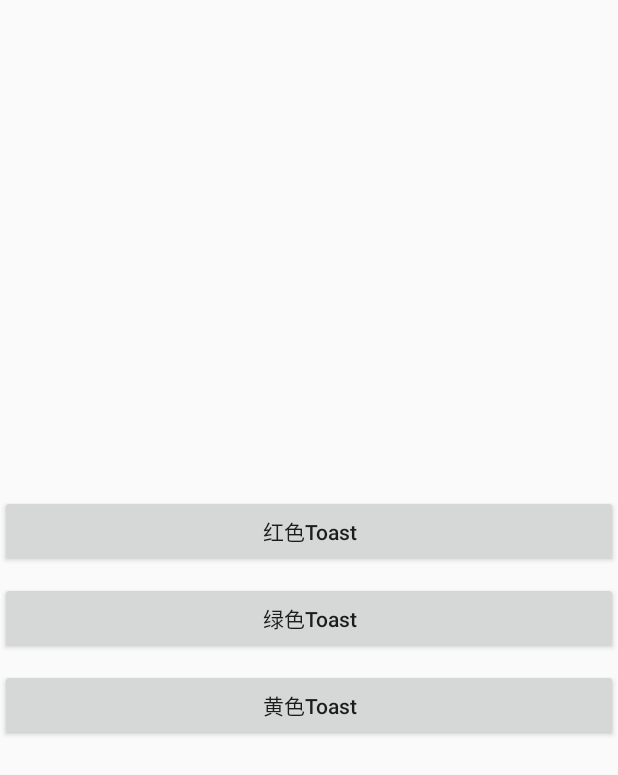
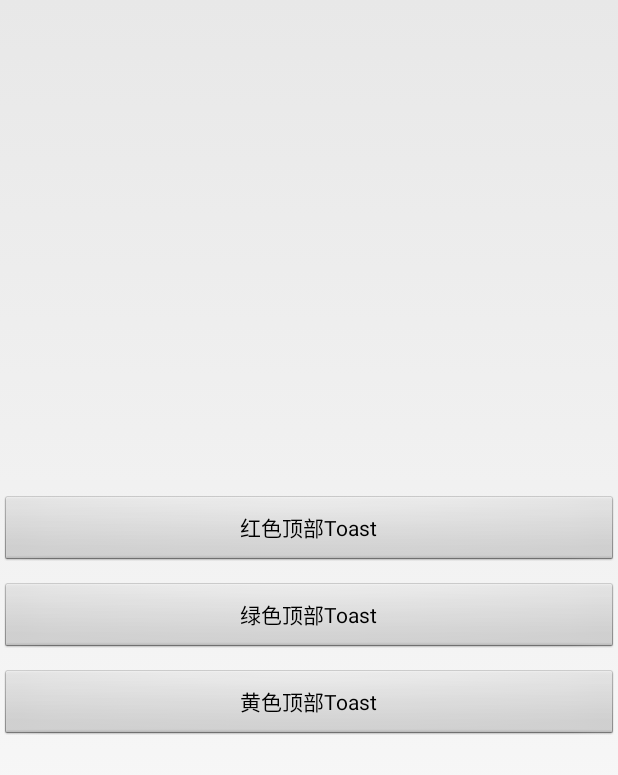
Before and after one commit to xinpengfei520/Android-CustomToast, an Android app: the screen it shows after launch (MainActivity), on a phone screen of 412 x 824 dp. Shown: the top 775 px of the screen. Run offline under Robolectric (Android 15) with nearby library versions, the phone set to English and light mode, and no system bars.

```diff
--- a/app/src/main/AndroidManifest.xml
+++ b/app/src/main/AndroidManifest.xml
@@ -10,7 +10,8 @@
         android:supportsRtl="true"
         android:theme="@style/AppTheme">
         <activity
-            android:name=".MainActivity">
+            android:name=".MainActivity"
+            android:theme="@android:style/Theme.Light.NoTitleBar.Fullscreen">
             <intent-filter>
                 <action android:name="android.intent.action.MAIN" />
 
--- a/app/src/main/java/com/xpf/customtoast/CustomToastUI.java
+++ b/app/src/main/java/com/xpf/customtoast/CustomToastUI.java
@@ -29,7 +29,7 @@ public class CustomToastUI {
         LayoutInflater inflater = (LayoutInflater) context.getSystemService(Context.LAYOUT_INFLATER_SERVICE);
         // 自定义布局
         View view = inflater.inflate(layoutId, null);
-        // 设置Toast布局可以到系统状态栏
+        // 设置Toast布局可以到系统状态栏 SYSTEM_UI_FLAG_LAYOUT_FULLSCREEN
         view.setSystemUiVisibility(View.SYSTEM_UI_FLAG_LAYOUT_FULLSCREEN);
         // 自定义toast文本
         mTextView = (TextView) view.findViewById(R.id.tvResult);
--- a/app/src/main/res/anim/interpolator_slight_anticipate.xml
+++ b/app/src/main/res/anim/interpolator_slight_anticipate.xml
@@ -1,3 +1,3 @@
 <?xml version="1.0" encoding="utf-8"?>
-<anticipateInterpolator xmlns:android="http://schemas.android.com/apk/res/android"
+<accelerateInterpolator xmlns:android="http://schemas.android.com/apk/res/android"
     android:tension="1.0" />
--- a/app/src/main/res/anim/interpolator_slight_overshoot.xml
+++ b/app/src/main/res/anim/interpolator_slight_overshoot.xml
@@ -1,3 +1,3 @@
 <?xml version="1.0" encoding="utf-8"?>
-<overshootInterpolator xmlns:android="http://schemas.android.com/apk/res/android"
+<accelerateInterpolator xmlns:android="http://schemas.android.com/apk/res/android"
     android:tension="1.0" />
--- a/app/src/main/res/layout/activity_main.xml
+++ b/app/src/main/res/layout/activity_main.xml
@@ -11,7 +11,7 @@
         android:id="@+id/btnRedToast"
         android:layout_width="match_parent"
         android:layout_height="wrap_content"
-        android:text="红色Toast"
+        android:text="红色顶部Toast"
         android:textAllCaps="false" />
 
     <Button
@@ -19,7 +19,7 @@
         android:layout_width="match_parent"
         android:layout_height="wrap_content"
         android:layout_marginTop="10dp"
-        android:text="绿色Toast"
+        android:text="绿色顶部Toast"
         android:textAllCaps="false" />
 
     <Button
@@ -27,7 +27,7 @@
         android:layout_width="match_parent"
         android:layout_height="wrap_content"
         android:layout_marginTop="10dp"
-        android:text="黄色Toast"
+        android:text="黄色顶部Toast"
         android:textAllCaps="false" />
 
 </LinearLayout>
```
Also changed, not shown: 2 other files.
